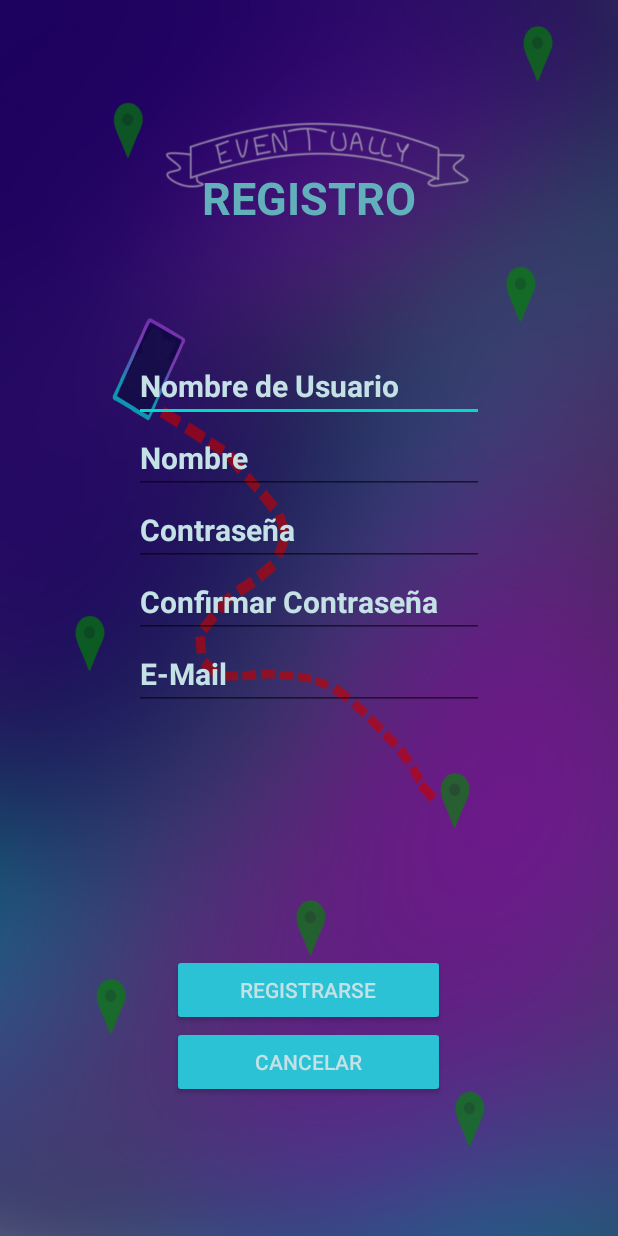
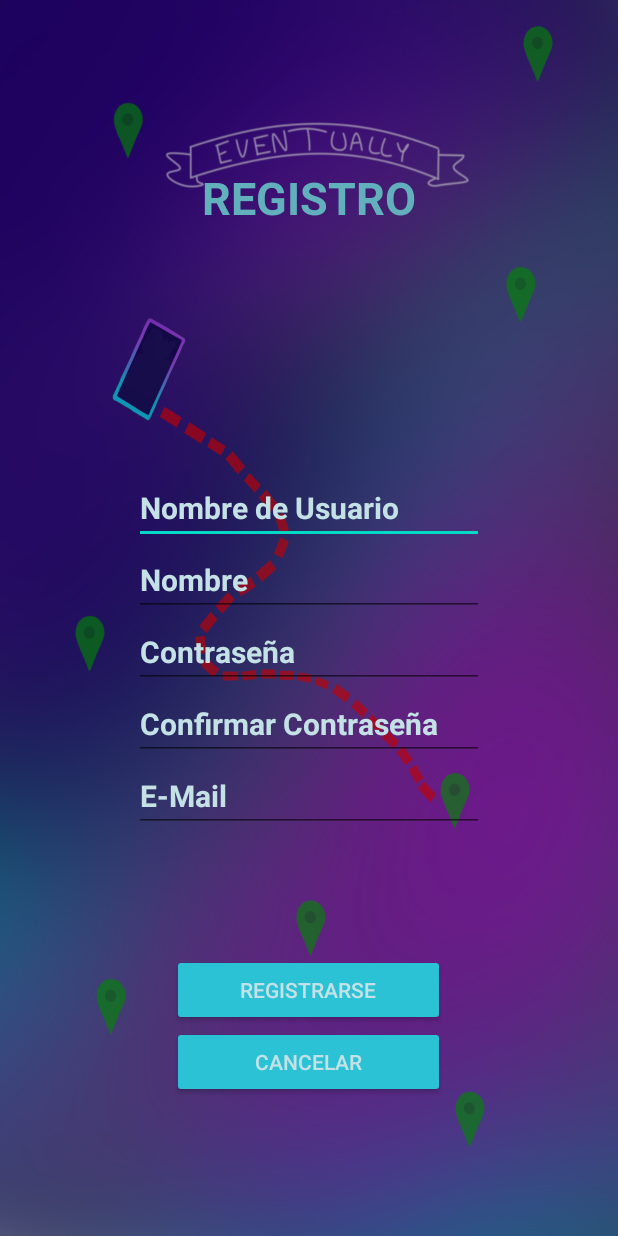
Before and after one commit to Deymoslor/Eventually_v2.1, an Android app: the registro_Usuarios screen opened directly, with no data from a screen before it, on a phone screen of 412 x 824 dp. Run offline under Robolectric (Android 15) with nearby library versions, the phone set to English and light mode, and no system bars; Roboto replaces fonts that are not available here.

Commit message:
prueba 4 gravedad
organizando lo del are

```diff
--- a/app/src/main/res/layout/activity_registro__usuarios.xml
+++ b/app/src/main/res/layout/activity_registro__usuarios.xml
@@ -27,7 +27,7 @@
         android:layout_height="wrap_content"
         android:layout_weight="2"
         android:layout_gravity="center"
-        android:gravity="right"
+        android:gravity="center"
         android:orientation="vertical">
 
         <EditText
```
